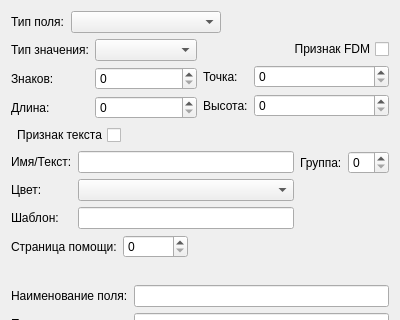
Smitt64/ResEditor, file rsrescore/controlpropertysdlg.ui: the form before one commit; both pictures show x 0 to 400 and y 0 to 320 of the 400 by 504 pixel window.
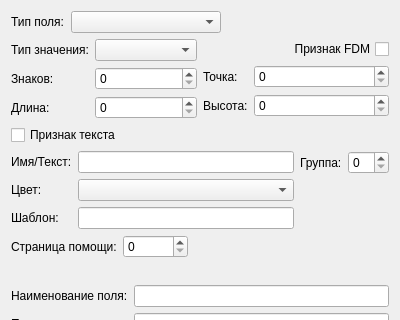
The form after the commit. Custom widgets are drawn as their Qt base class.

Diff of the .ui file:
```diff
--- a/rsrescore/controlpropertysdlg.ui
+++ b/rsrescore/controlpropertysdlg.ui
@@ -136,10 +136,7 @@
    <item>
     <layout class="QHBoxLayout" name="horizontalLayout_4">
      <item>
-      <widget class="QCheckBox" name="checkBox_2">
-       <property name="layoutDirection">
-        <enum>Qt::RightToLeft</enum>
-       </property>
+      <widget class="QCheckBox" name="isText">
        <property name="text">
         <string>Признак текста</string>
        </property>
```
Left out of the diff: 38 changed lines with no effect on the pictures.
